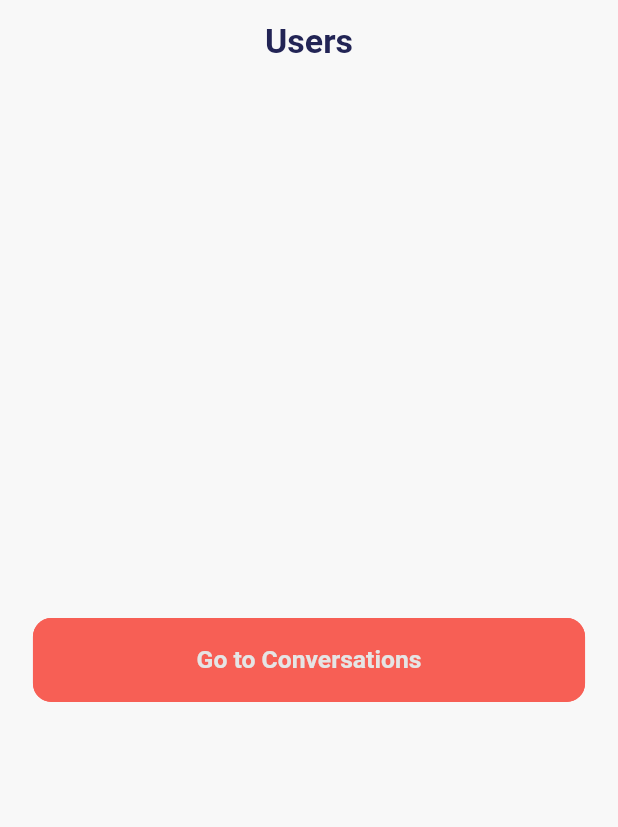
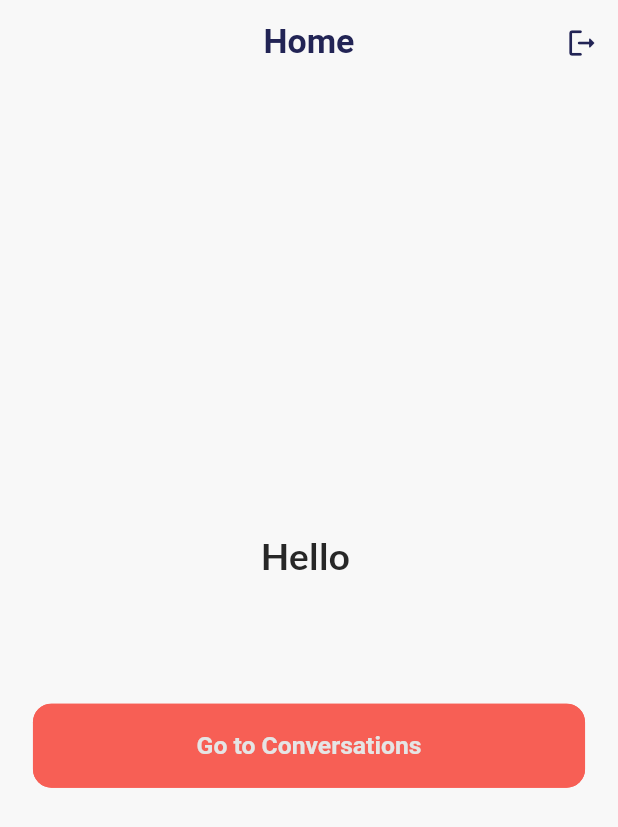
Before and after one commit to shamrat1/firebase_test, a Flutter app: the HomePage screen opened by its route, on a phone screen of 412 x 824 dp. Shown: the top 827 px of the screen. Run offline on Flutter 3.47's test engine with Material 3 defaults, Android fonts, the phone set to English and light mode, and no system bars; our stand-ins replace chat_bubbles, cloud_firestore, firebase_auth, firebase_core, firebase_messaging, flutter_riverpod and 6 more; accounts and stored records are empty.

Commit message:
Update users

```diff
--- a/lib/src/authentication/views/pages/phone_verify.dart
+++ b/lib/src/authentication/views/pages/phone_verify.dart
@@ -121,7 +121,7 @@ class _PhoneVerifyPageState extends State<PhoneVerifyPage> {
                           },
                           codeAutoRetrievalTimeout: (val) {});
                       setState(() {
-                        _loading = true;
+                        _loading = false;
                       });
                     }
                   },
--- a/lib/src/home/views/pages/home_page.dart
+++ b/lib/src/home/views/pages/home_page.dart
@@ -2,6 +2,7 @@ import 'package:flutter/material.dart';
 import 'package:flutter_screenutil/flutter_screenutil.dart';
 import 'package:go_router/go_router.dart';
 import 'package:test_firestore/src/authentication/services/auth_service.dart';
+import 'package:test_firestore/utils/storage/shared_prefs.dart';
 
 class HomePage extends StatefulWidget {
   const HomePage({super.key});
@@ -14,20 +15,36 @@ class _HomePageState extends State<HomePage> {
   @override
   void initState() {
     super.initState();
-    print(AuthService.instance.getCurrentUser()?.uid ?? "");
   }
 
   @override
   Widget build(BuildContext context) {
     return Scaffold(
       appBar: AppBar(
-        title: const Text("Users"),
+        title: const Text("Home"),
+        actions: [
+          IconButton(
+              onPressed: () {
+                AuthService.instance.signOut().then((_) {
+                  SharedPrefs.setString("user_id", '');
+                  context.go('/');
+                });
+              },
+              icon: const Icon(Icons.logout_rounded))
+        ],
       ),
       body: Padding(
         padding: EdgeInsets.symmetric(horizontal: 20.w),
         child: Column(
           mainAxisAlignment: MainAxisAlignment.center,
           children: [
+            Padding(
+              padding: EdgeInsets.only(bottom: 80.h),
+              child: Text(
+                "Hello ${AuthService.instance.getCurrentUser()?.phoneNumber}",
+                style: Theme.of(context).textTheme.headlineMedium,
+              ),
+            ),
             ElevatedButton(
               onPressed: () => context.push('/chats'),
               child: const Text("Go to Conversations"),
--- a/lib/utils/router/router.dart
+++ b/lib/utils/router/router.dart
@@ -6,6 +6,7 @@ import 'package:test_firestore/src/authentication/views/pages/phone_verify.dart'
 import 'package:test_firestore/src/chat/views/pages/chat_page.dart';
 import 'package:test_firestore/src/chat/views/pages/message_page.dart';
 import 'package:test_firestore/src/home/views/pages/home_page.dart';
+import 'package:test_firestore/src/home/views/pages/users_page.dart';
 
 // GoRouter configuration
 final router = GoRouter(
@@ -43,5 +44,11 @@ final router = GoRouter(
         return MessagePage(conversation: state.extra as Conversation);
       },
     ),
+    GoRoute(
+      path: '/users',
+      builder: (context, state) {
+        return const UsersPages();
+      },
+    ),
   ],
 );
--- a/lib/utils/theme/theme.dart
+++ b/lib/utils/theme/theme.dart
@@ -1,4 +1,5 @@
 import 'package:flutter/material.dart';
+import 'package:flutter_screenutil/flutter_screenutil.dart';
 import 'package:test_firestore/utils/constants/sizes.dart';
 import 'package:test_firestore/utils/theme/widget_themes/appbar_theme.dart';
 import 'package:test_firestore/utils/theme/widget_themes/bottom_sheet_theme.dart';
@@ -29,7 +30,11 @@ class TAppTheme {
     outlinedButtonTheme: TOutlinedButtonTheme.lightOutlinedButtonTheme,
     inputDecorationTheme: TTextFormFieldTheme.lightInputDecorationTheme,
     floatingActionButtonTheme: FloatingActionButtonThemeData(
-      shape: const CircleBorder(),
+      sizeConstraints: BoxConstraints(
+          minWidth: 100.w, maxWidth: 150.w, minHeight: 40.h, maxHeight: 60.h),
+      shape: RoundedRectangleBorder(
+        borderRadius: BorderRadius.circular(TSizes.borderRadiusMd),
+      ),
       backgroundColor: TColors.primary,
       iconSize: TSizes.iconMd,
     ),
--- a/pubspec.yaml
+++ b/pubspec.yaml
@@ -43,6 +43,7 @@ dependencies:
   firebase_auth: ^4.20.0
   go_router: ^14.1.4
   firebase_messaging: ^14.9.4
+  fluttertoast: ^8.2.6
 
 dev_dependencies:
   flutter_test:
```
Also changed, not shown: lib/main.dart (+8 -2 lines), lib/src/authentication/services/auth_service.dart (+14 -7 lines), lib/src/authentication/views/pages/otp_page.dart (+7 -3 lines), lib/src/chat/services/firebase_chat_service.dart (+20 -0 lines), lib/src/chat/views/pages/chat_page.dart (+19 -13 lines), lib/src/chat/views/pages/message_page.dart (+7 -4 lines), lib/src/home/providers/users_provider.dart (added, +7 -0 lines), lib/src/home/views/pages/users_page.dart (added, +80 -0 lines), pubspec.lock.
